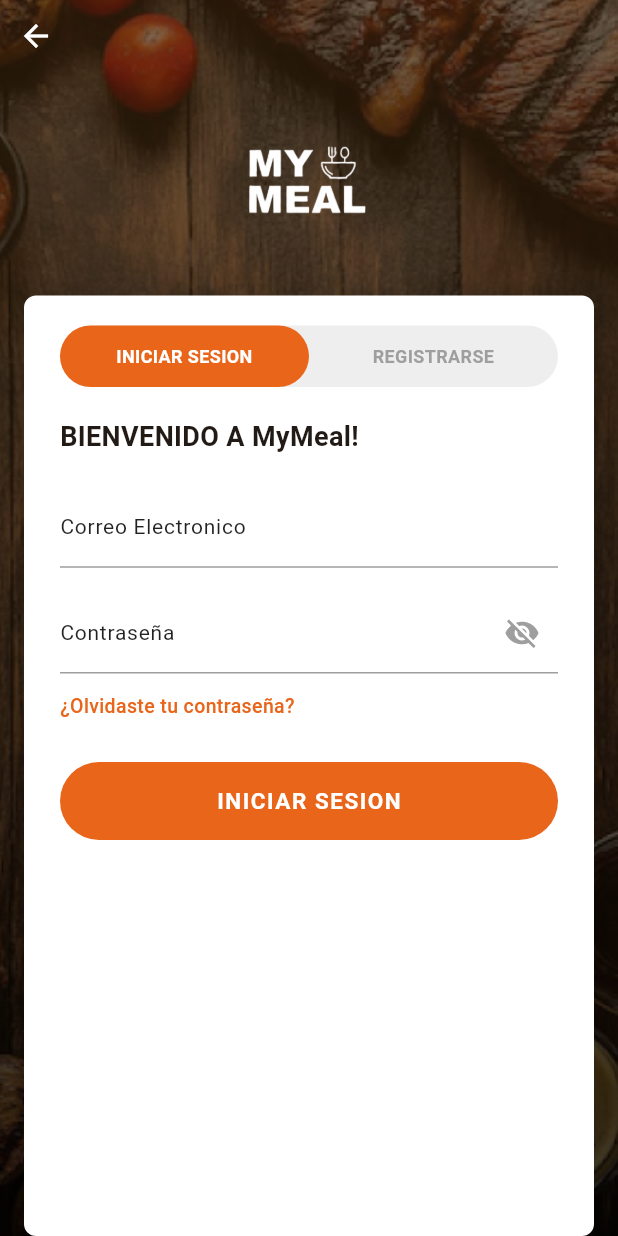
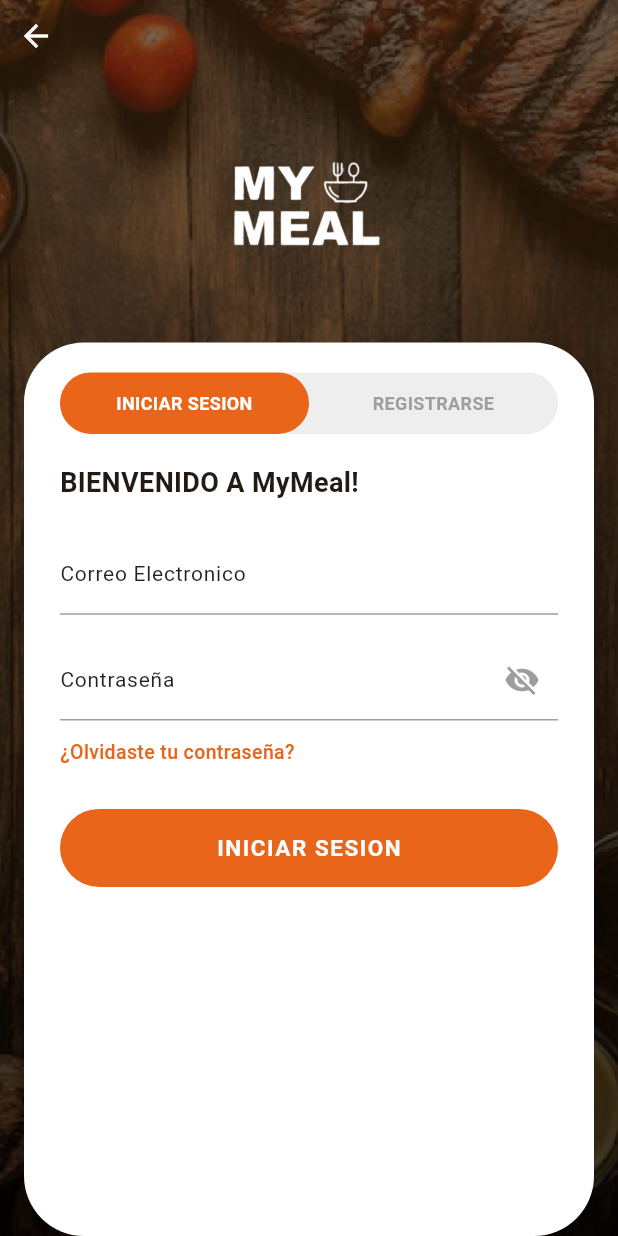
Before and after one commit to JL0777/mymeal-app, a Flutter app: the LoginScreen screen opened directly, on a phone screen of 412 x 824 dp. Run offline on Flutter 3.47's test engine with Material 3 defaults, Android fonts, the phone set to English and light mode, and no system bars; our stand-ins replace cloud_firestore, firebase_auth, firebase_core; accounts and stored records are empty.

Commit message:
Update login_screen.dart

```diff
--- a/lib/screens/login_screen.dart
+++ b/lib/screens/login_screen.dart
@@ -202,7 +202,7 @@
 
                 // ── LOGO ─────────────────────────────────────
                 const SizedBox(height: 8),
-                Image.asset('assets/images/logo_mymeal.png', width: 200),
+                Image.asset('assets/images/logo_mymeal.png', width: 250),
                 const SizedBox(height: 16),
 
                 // ─────────────────────────────────────────────
@@ -213,7 +213,7 @@
                     margin: const EdgeInsets.only(left: 16, right: 16),
                     decoration: BoxDecoration(
                       color: Colors.white,
-                      borderRadius: BorderRadius.circular(8),
+                      borderRadius: BorderRadius.circular(40),
                       boxShadow: [
                         BoxShadow(
                           color: Colors.black.withOpacity(0.25),
```
